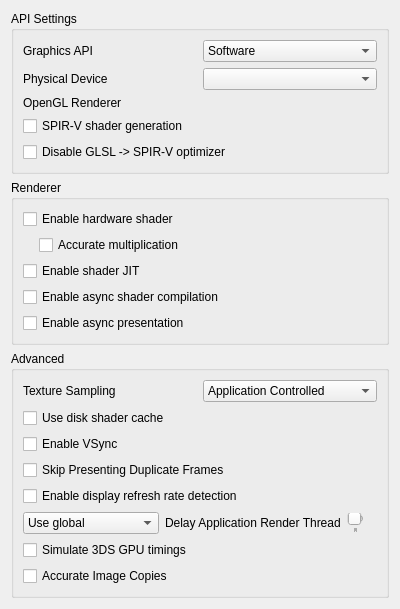
Above: src/citra_qt/configuration/configure_graphics.ui from simplysanatori/AzaharFrame before the change. Below: the same form after it.
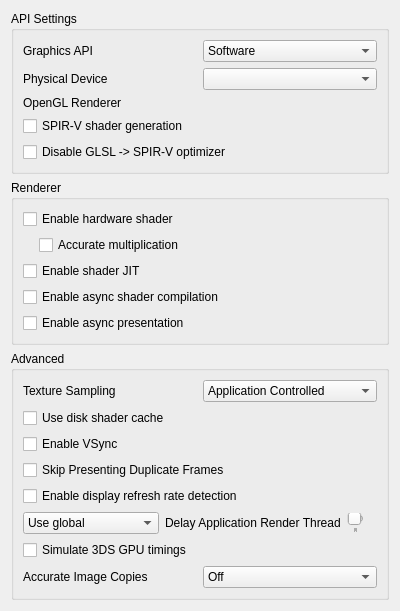
That is the form after the change.

Commit message: Accurate Image Copies: Off, Automatic or On, with a tooltip for each choice

```diff
--- a/src/citra_qt/configuration/configure_graphics.ui
+++ b/src/citra_qt/configuration/configure_graphics.ui
@@ -422,13 +422,47 @@
        </widget>
       </item>
       <item>
-       <widget class="QCheckBox" name="toggle_accurate_image_copies">
-        <property name="toolTip">
-         <string>&lt;html&gt;&lt;head/&gt;&lt;body&gt;&lt;p&gt;Fixes some flickering, shimmering or glow glitches. May lower performance.&lt;/p&gt;&lt;/body&gt;&lt;/html&gt;</string>
-        </property>
-        <property name="text">
-         <string>Accurate Image Copies</string>
-        </property>
+       <widget class="QWidget" name="widget_image_copy_accuracy" native="true">
+        <layout class="QHBoxLayout" name="image_copy_accuracy_layout">
+         <property name="leftMargin">
+          <number>0</number>
+         </property>
+         <property name="topMargin">
+          <number>0</number>
+         </property>
+         <property name="rightMargin">
+          <number>0</number>
+         </property>
+         <property name="bottomMargin">
+          <number>0</number>
+         </property>
+         <item>
+          <widget class="QLabel" name="image_copy_accuracy_label">
+           <property name="text">
+            <string>Accurate Image Copies</string>
+           </property>
+          </widget>
+         </item>
+         <item>
+          <widget class="QComboBox" name="image_copy_accuracy_combobox">
+           <item>
+            <property name="text">
+             <string>Off</string>
+            </property>
+           </item>
+           <item>
+            <property name="text">
+             <string>Automatic</string>
+            </property>
+           </item>
+           <item>
+            <property name="text">
+             <string>On</string>
+            </property>
+           </item>
+          </widget>
+         </item>
+        </layout>
        </widget>
       </item>
      </layout>
```
The commit also changes 20 other files.
